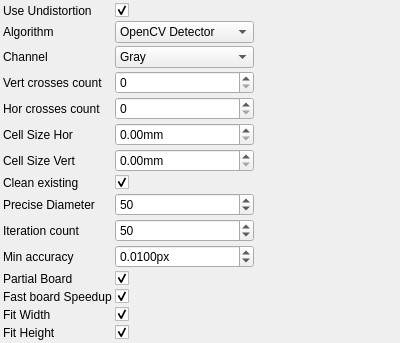
Above: utils/corestructs/coreWidgets/checkerboardDetectionParametersControlWidget.ui from NickPenkrat/corecvs before the change. Below: the same form after it.
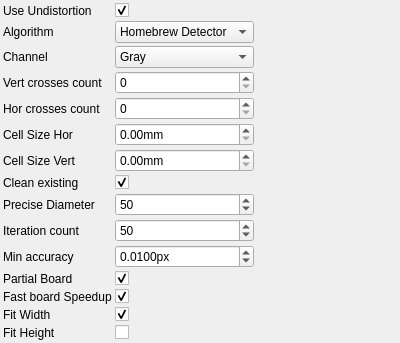
That is the form after the change. Icons and pictures are not drawn.

```diff
--- a/utils/corestructs/coreWidgets/checkerboardDetectionParametersControlWidget.ui
+++ b/utils/corestructs/coreWidgets/checkerboardDetectionParametersControlWidget.ui
@@ -49,11 +49,6 @@
        <property name="currentIndex">
          <number>0</number>
        </property>
-       <item>
-        <property name="text">
-         <string>OpenCV Detector</string>
-        </property>
-       </item>
        <item>
         <property name="text">
          <string>Homebrew Detector</string>
@@ -377,9 +372,6 @@
        <property name="toolTip">
          <string>Fit Height</string>
        </property>
-       <property name="checked">
-           <bool>true</bool>
-       </property>
      </widget>
     </item>
    <item row="15" column="0">
```
Left out of the diff: 5 changed lines with no effect on the pictures.
